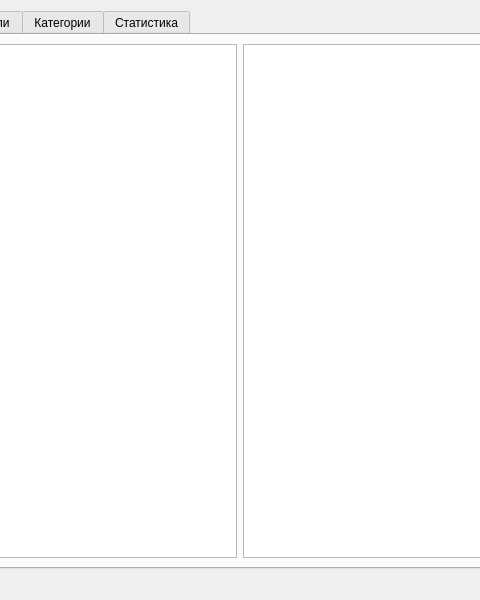
The window that src/mainwindow.ui (AskePit/Cashbook) describes before a commit, drawn with Qt 5; both pictures show x 160 to 640 and y 0 to 600 of the 800 by 600 pixel window.
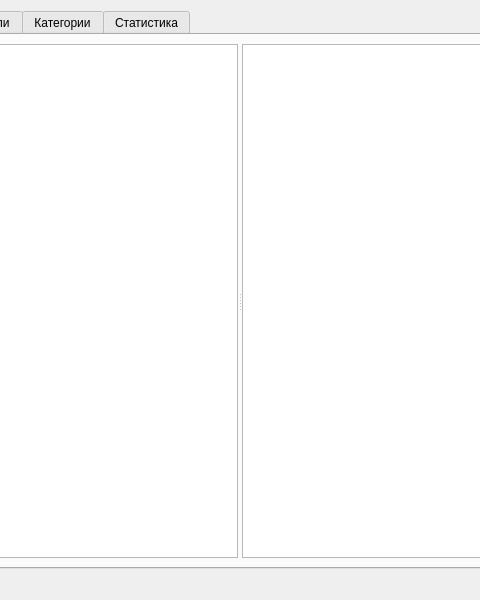
The same window after the commit.

```diff
--- a/src/mainwindow.ui
+++ b/src/mainwindow.ui
@@ -24,11 +24,17 @@
        <attribute name="title">
         <string>Главная</string>
        </attribute>
-       <layout class="QHBoxLayout" name="horizontalLayout">
+       <layout class="QVBoxLayout" name="verticalLayout_2">
         <item>
-         <widget class="QTableView" name="logTable"/>
-        </item>
-        <item>
+         <widget class="QSplitter" name="splitter">
+          <property name="orientation">
+           <enum>Qt::Horizontal</enum>
+          </property>
+          <widget class="QTableView" name="logTable">
+           <attribute name="verticalHeaderDefaultSectionSize">
+            <number>23</number>
+           </attribute>
+          </widget>
          <widget class="QTreeView" name="walletsTree">
           <property name="alternatingRowColors">
            <bool>true</bool>
@@ -37,6 +43,7 @@
            <bool>false</bool>
           </attribute>
          </widget>
+         </widget>
         </item>
        </layout>
       </widget>
```
Left out of the diff: 9 changed lines with no effect on the pictures. Lines whose indentation alone changed are shown as unchanged.
